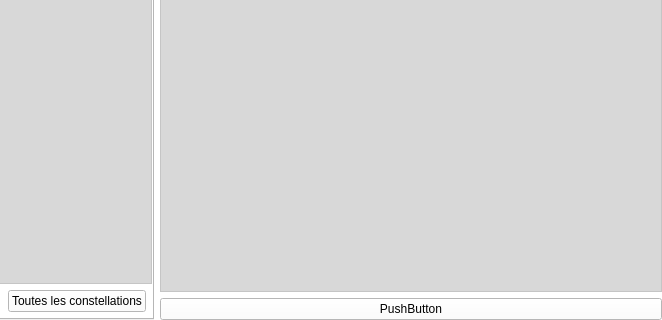
Paracetamol56/Observeur2, file mainwindow.ui: the form before one commit; both pictures show x 97 to 759 and y 335 to 655 of the 759 by 655 pixel window.
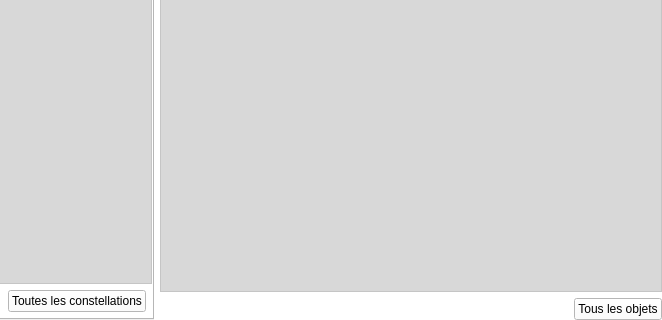
The form after the commit.

Commit message: insert query & start all objects button

Diff of the .ui file:
```diff
--- a/mainwindow.ui
+++ b/mainwindow.ui
@@ -674,11 +674,28 @@
        </widget>
       </item>
       <item>
-       <widget class="QPushButton" name="pushButton">
+       <layout class="QHBoxLayout" name="horizontalLayout_4">
+        <item>
+         <spacer name="horizontalSpacer_3">
+          <property name="orientation">
+           <enum>Qt::Horizontal</enum>
+          </property>
+          <property name="sizeHint" stdset="0">
+           <size>
+            <width>40</width>
+            <height>20</height>
+           </size>
+          </property>
+         </spacer>
+        </item>
+        <item>
+         <widget class="QPushButton" name="AllObjectsPushButton">
         <property name="text">
-         <string>PushButton</string>
-        </property>
-       </widget>
+           <string>Tous les objets</string>
+          </property>
+         </widget>
+        </item>
+       </layout>
       </item>
      </layout>
     </item>
```
Lines whose indentation alone changed are shown as unchanged. The commit also changes 6 other files.
